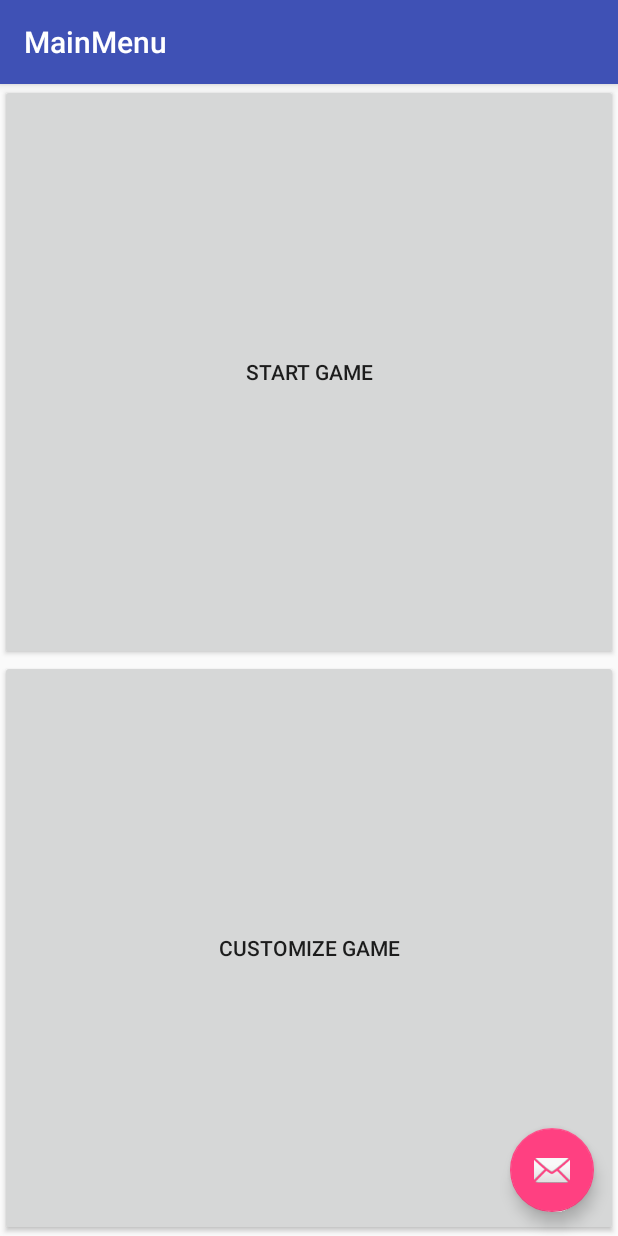
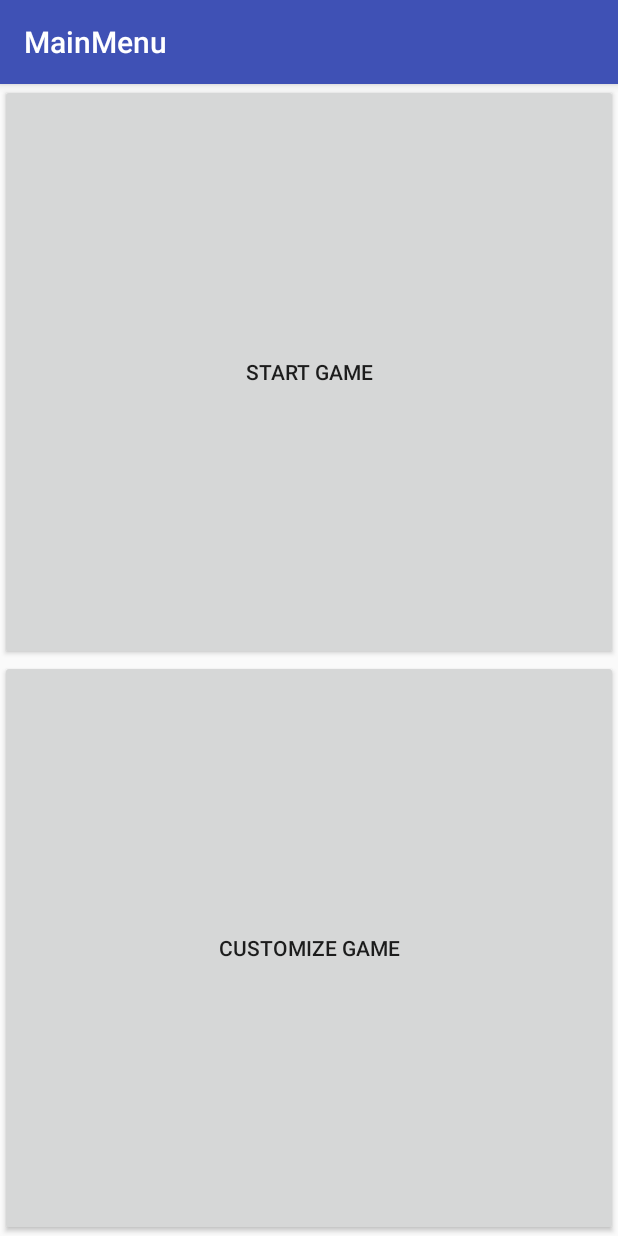
Before and after one commit to CS-262wingdings/client, an Android app: the MainMenu screen opened directly, with no data from a screen before it, on a phone screen of 412 x 824 dp. Run offline under Robolectric (Android 15) with nearby library versions, the phone set to English and light mode, and no system bars.

Commit message:
Fixed generated button appearances and gameplay

```diff
--- a/app/src/main/java/edu/calvin/cs262/wingdings/pigeonpoll/Game.java
+++ b/app/src/main/java/edu/calvin/cs262/wingdings/pigeonpoll/Game.java
@@ -45,6 +45,10 @@ public class Game {
         currentPlayer = 0;
         roundsPlayed = 0;
         this.rounds = rounds;
+    }
+
+    public static void resetGame() {
+        instance = new Game(1);
     }
 
     void addName(String name) {
--- a/app/src/main/java/edu/calvin/cs262/wingdings/pigeonpoll/LastPlayerScreen.java
+++ b/app/src/main/java/edu/calvin/cs262/wingdings/pigeonpoll/LastPlayerScreen.java
@@ -39,6 +39,7 @@ public class LastPlayerScreen extends AppCompatActivity {
             }
         });
         b.setText(name);
+        b.setBackgroundDrawable(this.getResources().getDrawable(R.drawable.border));
         return b;
     }
 
--- a/app/src/main/java/edu/calvin/cs262/wingdings/pigeonpoll/MainActivity.java
+++ b/app/src/main/java/edu/calvin/cs262/wingdings/pigeonpoll/MainActivity.java
@@ -22,6 +22,7 @@ public class MainActivity extends AppCompatActivity {
     protected void onCreate(Bundle savedInstanceState) {
         super.onCreate(savedInstanceState);
         setContentView(R.layout.activity_main);
+        Game.resetGame();
         game = Game.getInstance();
         nameList = (LinearLayout)findViewById(R.id.name_list);
     }
@@ -89,5 +90,8 @@ public class MainActivity extends AppCompatActivity {
 
     @Override
     public void onBackPressed() {
+        Intent i = new Intent(this, MainMenu.class);
+        startActivity(i);
+        finish();
     }
 }
--- a/app/src/main/java/edu/calvin/cs262/wingdings/pigeonpoll/MainMenu.java
+++ b/app/src/main/java/edu/calvin/cs262/wingdings/pigeonpoll/MainMenu.java
@@ -17,14 +17,6 @@ public class MainMenu extends AppCompatActivity {
         Toolbar toolbar = (Toolbar) findViewById(R.id.toolbar);
         setSupportActionBar(toolbar);
 
-        FloatingActionButton fab = (FloatingActionButton) findViewById(R.id.fab);
-        fab.setOnClickListener(new View.OnClickListener() {
-            @Override
-            public void onClick(View view) {
-                Snackbar.make(view, "Replace with your own action", Snackbar.LENGTH_LONG)
-                        .setAction("Action", null).show();
-            }
-        });
     }
 
     public void StartGame(View view) {
--- a/app/src/main/java/edu/calvin/cs262/wingdings/pigeonpoll/QuestionAnswerScreen.java
+++ b/app/src/main/java/edu/calvin/cs262/wingdings/pigeonpoll/QuestionAnswerScreen.java
@@ -47,7 +47,10 @@ public class QuestionAnswerScreen extends AppCompatActivity {
                 nextTurn();
             }
         });
+
         b.setText(name);
+        b.setBackgroundDrawable(this.getResources().getDrawable(R.drawable.border));
+
         return b;
     }
 
--- a/app/src/main/java/edu/calvin/cs262/wingdings/pigeonpoll/QuestionManager.java
+++ b/app/src/main/java/edu/calvin/cs262/wingdings/pigeonpoll/QuestionManager.java
@@ -49,7 +49,7 @@ public class QuestionManager {
                 "Who is most likely to sell off all their belongings to charity and become a monk in Nepal?",
                 "Who will be dead in 5 years?",
                 "Who would you rather be stranded on a desert island with?",
-                "Who would be most likely to go to a grocery store and by eight dozen eggs?",
+                "Who would be most likely to go to a grocery store and buy eight dozen eggs?",
                 "Who has the best smile?",
                 "Who makes the best food?",
                 "Who is most likely to wake up hungover on a cruise ship they didn't buy a ticket for?",
--- a/app/src/main/java/edu/calvin/cs262/wingdings/pigeonpoll/QuestionScreen.java
+++ b/app/src/main/java/edu/calvin/cs262/wingdings/pigeonpoll/QuestionScreen.java
@@ -64,6 +64,7 @@ public class QuestionScreen extends AppCompatActivity {
         b.setText(question.text);
 
         b.setPadding(0, 25, 0 ,25);
+        b.setBackgroundDrawable(this.getResources().getDrawable(R.drawable.border));
 
         return b;
     }
--- a/app/src/main/java/edu/calvin/cs262/wingdings/pigeonpoll/ResultsScreen.java
+++ b/app/src/main/java/edu/calvin/cs262/wingdings/pigeonpoll/ResultsScreen.java
@@ -64,7 +64,9 @@ public class ResultsScreen extends AppCompatActivity {
 
     public void nextRound(View view) {
         if (game.isGameOver()) {
-            // Game Over Screen
+            Intent i = new Intent(this, MainMenu.class);
+            startActivity(i);
+            finish();
         } else {
             Intent i = new Intent(this, QuestionScreen.class);
             startActivity(i);
--- a/app/src/main/res/layout/activity_main_menu.xml
+++ b/app/src/main/res/layout/activity_main_menu.xml
@@ -22,12 +22,4 @@
 
     <include layout="@layout/content_main_menu" />
 
-    <android.support.design.widget.FloatingActionButton
-        android:id="@+id/fab"
-        android:layout_width="wrap_content"
-        android:layout_height="wrap_content"
-        android:layout_gravity="bottom|end"
-        android:layout_margin="@dimen/fab_margin"
-        app:srcCompat="@android:drawable/ic_dialog_email" />
-
 </android.support.design.widget.CoordinatorLayout>
--- a/app/src/main/res/layout/activity_results_screen.xml
+++ b/app/src/main/res/layout/activity_results_screen.xml
@@ -5,7 +5,8 @@
     android:layout_width="match_parent"
     android:layout_height="match_parent"
     android:orientation="vertical"
-    tools:context=".ResultsScreen">
+    tools:context=".ResultsScreen"
+    android:padding="10dp">
 
     <TextView
         android:layout_width="match_parent"
@@ -109,10 +110,11 @@
 
     <Button
         android:id="@+id/result_done_button"
-        android:layout_width="wrap_content"
+        android:layout_width="match_parent"
         android:layout_height="wrap_content"
         android:layout_gravity="center_horizontal"
         android:layout_weight="1"
+        android:background="@drawable/border"
         android:onClick="nextRound"
         android:text="Next Round" />
 
```
